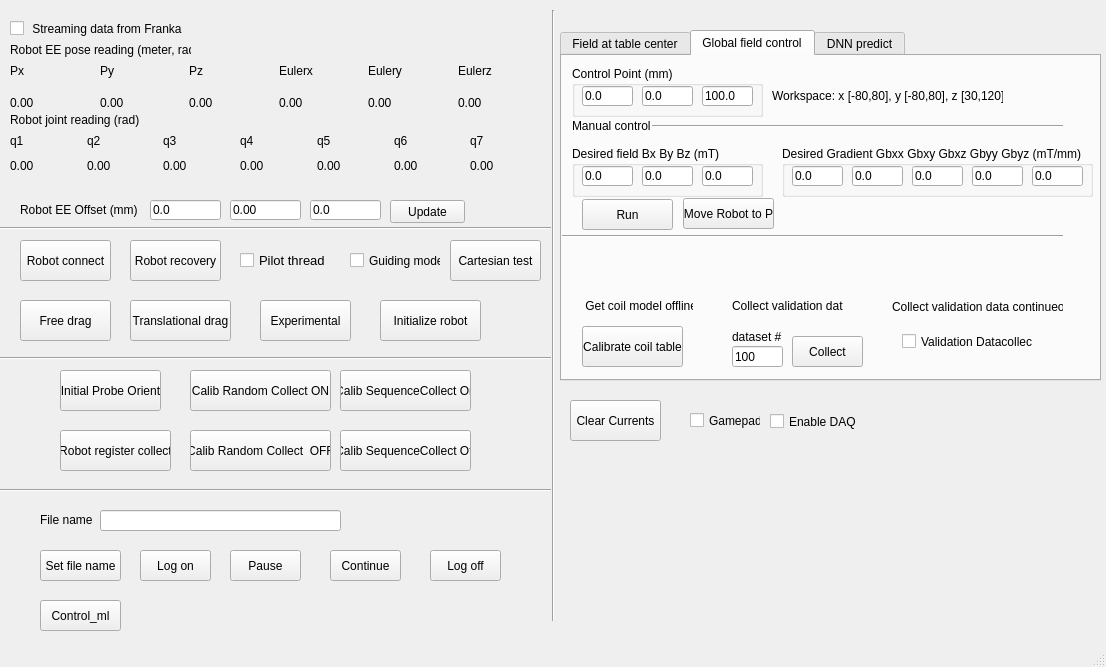
This is mainwindow.ui in erikfredin/FrankaEmikaGUI as Qt 5 draws it before an edit. The edited form follows.
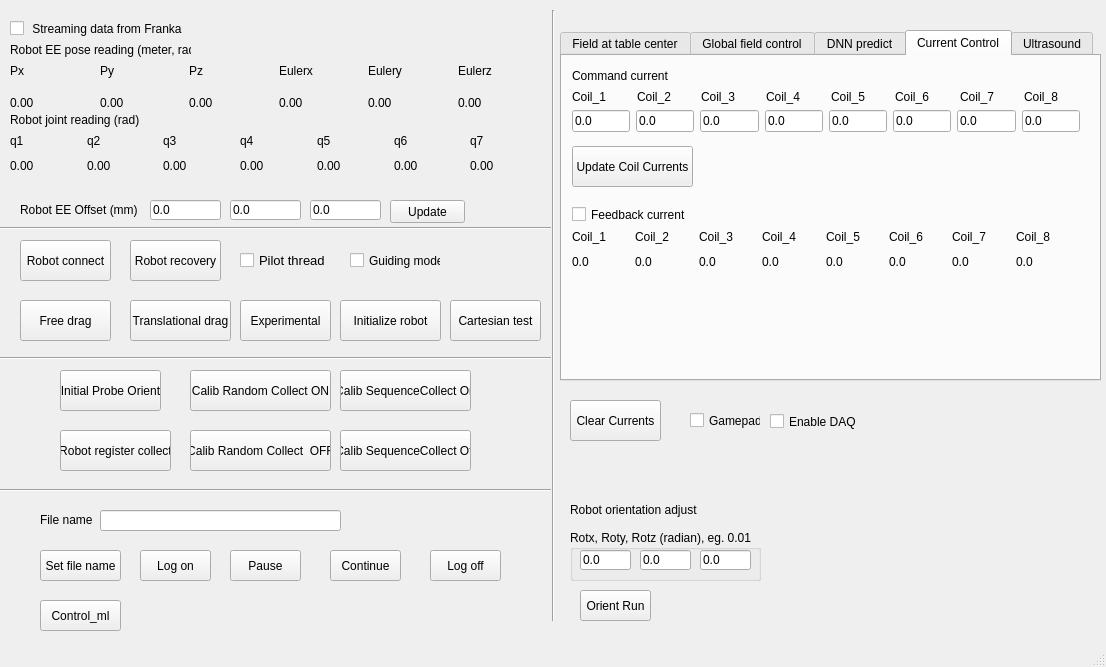
This is the edited form.

Commit message: add US UPD control stuff

```diff
--- a/mainwindow.ui
+++ b/mainwindow.ui
@@ -17,7 +17,7 @@
    <widget class="QPushButton" name="pushButton_experimental_control">
     <property name="geometry">
      <rect>
-      <x>260</x>
+      <x>240</x>
       <y>300</y>
       <width>91</width>
       <height>41</height>
@@ -171,7 +171,7 @@
      </rect>
     </property>
     <property name="text">
-     <string>0.00</string>
+     <string>0.0</string>
     </property>
    </widget>
    <widget class="QLineEdit" name="lineEdit_EE_z">
@@ -619,7 +619,7 @@
    <widget class="QPushButton" name="pushButton_initializerobot">
     <property name="geometry">
      <rect>
-      <x>380</x>
+      <x>340</x>
       <y>300</y>
       <width>101</width>
       <height>41</height>
@@ -633,7 +633,7 @@
     <property name="geometry">
      <rect>
       <x>450</x>
-      <y>240</y>
+      <y>300</y>
       <width>91</width>
       <height>41</height>
      </rect>
@@ -717,7 +717,7 @@
      </rect>
     </property>
     <property name="currentIndex">
-     <number>1</number>
+     <number>3</number>
     </property>
     <widget class="QWidget" name="tab_3">
      <attribute name="title">
@@ -1024,20 +1024,7 @@
        </rect>
       </property>
       <property name="text">
-       <string>Manual control</string>
-      </property>
-     </widget>
-     <widget class="QLabel" name="label_6">
-      <property name="geometry">
-       <rect>
-        <x>210</x>
-        <y>30</y>
-        <width>231</width>
-        <height>20</height>
-       </rect>
-      </property>
-      <property name="text">
-       <string>Workspace: x [-80,80], y [-80,80], z [30,120]</string>
+       <string>  Field control</string>
       </property>
      </widget>
      <widget class="QPushButton" name="pushButton_Fullworkspace_run">
@@ -1056,8 +1043,8 @@
      <widget class="QPushButton" name="pushButton_Fullworkspace_MoveRobot">
       <property name="geometry">
        <rect>
-        <x>121</x>
-        <y>142</y>
+        <x>130</x>
+        <y>140</y>
         <width>91</width>
         <height>31</height>
        </rect>
@@ -1157,6 +1144,19 @@
        <string>Collect validation data continueosly</string>
       </property>
      </widget>
+     <widget class="QLabel" name="label_6">
+      <property name="geometry">
+       <rect>
+        <x>220</x>
+        <y>20</y>
+        <width>231</width>
+        <height>20</height>
+       </rect>
+      </property>
+      <property name="text">
+       <string>Workspace: x [-80,80], y [-80,80], z [30,120]</string>
+      </property>
+     </widget>
     </widget>
     <widget class="QWidget" name="tab_4">
      <attribute name="title">
@@ -1598,6 +1598,340 @@
       </layout>
      </widget>
     </widget>
+    <widget class="QWidget" name="tab">
+     <attribute name="title">
+      <string>Current Control</string>
+     </attribute>
+     <widget class="QWidget" name="horizontalLayoutWidget_7">
+      <property name="geometry">
+       <rect>
+        <x>10</x>
+        <y>50</y>
+        <width>508</width>
+        <height>31</height>
+       </rect>
+      </property>
+      <layout class="QHBoxLayout" name="horizontalLayout_8">
+       <item>
+        <widget class="QLineEdit" name="lineEdit_CurrentCmd_1">
+         <property name="text">
+          <string>0.0</string>
+         </property>
+        </widget>
+       </item>
+       <item>
+        <widget class="QLineEdit" name="lineEdit_CurrentCmd_2">
+         <property name="text">
+          <string>0.0</string>
+         </property>
+        </widget>
+       </item>
+       <item>
+        <widget class="QLineEdit" name="lineEdit_CurrentCmd_3">
+         <property name="text">
+          <string>0.0</string>
+         </property>
+        </widget>
+       </item>
+       <item>
+        <widget class="QLineEdit" name="lineEdit_CurrentCmd_4">
+         <property name="text">
+          <string>0.0</string>
+         </property>
+        </widget>
+       </item>
+       <item>
+        <widget class="QLineEdit" name="lineEdit_CurrentCmd_5">
+         <property name="text">
+          <string>0.0</string>
+         </property>
+        </widget>
+       </item>
+       <item>
+        <widget class="QLineEdit" name="lineEdit_CurrentCmd_6">
+         <property name="text">
+          <string>0.0</string>
+         </property>
+        </widget>
+       </item>
+       <item>
+        <widget class="QLineEdit" name="lineEdit_CurrentCmd_7">
+         <property name="text">
+          <string>0.0</string>
+         </property>
+        </widget>
+       </item>
+       <item>
+        <widget class="QLineEdit" name="lineEdit_CurrentCmd_8">
+         <property name="text">
+          <string>0.0</string>
+         </property>
+        </widget>
+       </item>
+      </layout>
+     </widget>
+     <widget class="QWidget" name="horizontalLayoutWidget_8">
+      <property name="geometry">
+       <rect>
+        <x>10</x>
+        <y>30</y>
+        <width>511</width>
+        <height>21</height>
+       </rect>
+      </property>
+      <layout class="QHBoxLayout" name="horizontalLayout_9">
+       <item>
+        <widget class="QLabel" name="label_robot_px_4">
+         <property name="text">
+          <string>Coil_1</string>
+         </property>
+        </widget>
+       </item>
+       <item>
+        <widget class="QLabel" name="label_robot_px_6">
+         <property name="text">
+          <string>Coil_2</string>
+         </property>
+        </widget>
+       </item>
+       <item>
+        <widget class="QLabel" name="label_robot_px_7">
+         <property name="text">
+          <string>Coil_3</string>
+         </property>
+        </widget>
+       </item>
+       <item>
+        <widget class="QLabel" name="label_robot_px_8">
+         <property name="text">
+          <string>Coil_4</string>
+         </property>
+        </widget>
+       </item>
+       <item>
+        <widget class="QLabel" name="label_robot_px_10">
+         <property name="text">
+          <string>Coil_5</string>
+         </property>
+        </widget>
+       </item>
+       <item>
+        <widget class="QLabel" name="label_robot_px_9">
+         <property name="text">
+          <string>Coil_6</string>
+         </property>
+        </widget>
+       </item>
+       <item>
+        <widget class="QLabel" name="label_robot_px_11">
+         <property name="text">
+          <string>Coil_7</string>
+         </property>
+        </widget>
+       </item>
+       <item>
+        <widget class="QLabel" name="label_robot_px_12">
+         <property name="text">
+          <string>Coil_8</string>
+         </property>
+        </widget>
+       </item>
+      </layout>
+     </widget>
+     <widget class="QPushButton" name="pushButton_updateCurrent">
+      <property name="geometry">
+       <rect>
+        <x>10</x>
+        <y>90</y>
+        <width>121</width>
+        <height>41</height>
+       </rect>
+      </property>
+      <property name="text">
+       <string>Update Coil Currents</string>
+      </property>
+     </widget>
+     <widget class="QWidget" name="horizontalLayoutWidget_9">
+      <property name="geometry">
+       <rect>
+        <x>10</x>
+        <y>190</y>
+        <width>501</width>
+        <height>31</height>
+       </rect>
+      </property>
+      <layout class="QHBoxLayout" name="horizontalLayout_7">
+       <item>
+        <widget class="QLabel" name="label_current1_1">
+         <property name="text">
+          <string>0.0</string>
+         </property>
+        </widget>
+       </item>
+       <item>
+        <widget class="QLabel" name="label_current1_2">
+         <property name="text">
+          <string>0.0</string>
+         </property>
+        </widget>
+       </item>
+       <item>
+        <widget class="QLabel" name="label_current1_3">
+         <property name="text">
+          <string>0.0</string>
+         </property>
+        </widget>
+       </item>
+       <item>
+        <widget class="QLabel" name="label_current1_4">
+         <property name="text">
+          <string>0.0</string>
+         </property>
+        </widget>
+       </item>
+       <item>
+        <widget class="QLabel" name="label_current1_5">
+         <property name="text">
+          <string>0.0</string>
+         </property>
+        </widget>
+       </item>
+       <item>
+        <widget class="QLabel" name="label_current1_6">
+         <property name="text">
+          <string>0.0</string>
+         </property>
+        </widget>
+       </item>
+       <item>
+        <widget class="QLabel" name="label_current1_7">
+         <property name="text">
+          <string>0.0</string>
+         </property>
+        </widget>
+       </item>
+       <item>
+        <widget class="QLabel" name="label_current1_8">
+         <property name="text">
+          <string>0.0</string>
+         </property>
+        </widget>
+       </item>
+      </layout>
+     </widget>
+     <widget class="QWidget" name="horizontalLayoutWidget_10">
+      <property name="geometry">
+       <rect>
+        <x>10</x>
+        <y>170</y>
+        <width>501</width>
+        <height>21</height>
+       </rect>
+      </property>
+      <layout class="QHBoxLayout" name="horizontalLayout_10">
+       <item>
+        <widget class="QLabel" name="label_robot_px_13">
+         <property name="text">
+          <string>Coil_1</string>
+         </property>
+        </widget>
+       </item>
+       <item>
+        <widget class="QLabel" name="label_robot_px_14">
+         <property name="text">
+          <string>Coil_2</string>
+         </property>
+        </widget>
+       </item>
+       <item>
+        <widget class="QLabel" name="label_robot_px_15">
+         <property name="text">
+          <string>Coil_3</string>
+         </property>
+        </widget>
+       </item>
+       <item>
+        <widget class="QLabel" name="label_robot_px_16">
+         <property name="text">
+          <string>Coil_4</string>
+         </property>
+        </widget>
+       </item>
+       <item>
+        <widget class="QLabel" name="label_robot_px_17">
+         <property name="text">
+          <string>Coil_5</string>
+         </property>
+        </widget>
+       </item>
+       <item>
+        <widget class="QLabel" name="label_robot_px_18">
+         <property name="text">
+          <string>Coil_6</string>
+         </property>
+        </widget>
+       </item>
+       <item>
+        <widget class="QLabel" name="label_robot_px_19">
+         <property name="text">
+          <string>Coil_7</string>
+         </property>
+        </widget>
+       </item>
+       <item>
+        <widget class="QLabel" name="label_robot_px_20">
+         <property name="text">
+          <string>Coil_8</string>
+         </property>
+        </widget>
+       </item>
+      </layout>
+     </widget>
+     <widget class="QLabel" name="label_robot_px_22">
+      <property name="geometry">
+       <rect>
+        <x>10</x>
+        <y>10</y>
+        <width>101</width>
+        <height>19</height>
+       </rect>
+      </property>
+      <property name="text">
+       <string>Command current</string>
+      </property>
+     </widget>
+     <widget class="QCheckBox" name="checkBox_currentfeedback">
+      <property name="geometry">
+       <rect>
+        <x>10</x>
+        <y>150</y>
+        <width>151</width>
+        <height>17</height>
+       </rect>
+      </property>
+      <property name="text">
+       <string>Feedback current</string>
+      </property>
+     </widget>
+    </widget>
+    <widget class="QWidget" name="tab_2">
+     <attribute name="title">
+      <string>Ultrasound</string>
+     </attribute>
+     <widget class="QCheckBox" name="checkBox_udpmode">
+      <property name="geometry">
+       <rect>
+        <x>30</x>
+        <y>40</y>
+        <width>101</width>
+        <height>31</height>
+       </rect>
+      </property>
+      <property name="text">
+       <string>UDP message</string>
+      </property>
+     </widget>
+    </widget>
    </widget>
    <widget class="Line" name="line_4">
     <property name="geometry">
@@ -1638,6 +1972,84 @@
      <string>Clear Currents</string>
     </property>
    </widget>
+   <widget class="QGroupBox" name="groupBox_8">
+    <property name="geometry">
+     <rect>
+      <x>570</x>
+      <y>530</y>
+      <width>191</width>
+      <height>51</height>
+     </rect>
+    </property>
+    <property name="title">
+     <string>Rotx, Roty, Rotz (radian), eg. 0.01</string>
+    </property>
+    <widget class="QLineEdit" name="lineEdit_Robot_rotx">
+     <property name="geometry">
+      <rect>
+       <x>10</x>
+       <y>20</y>
+       <width>51</width>
+       <height>20</height>
+      </rect>
+     </property>
+     <property name="text">
+      <string>0.0</string>
+     </property>
+    </widget>
+    <widget class="QLineEdit" name="lineEdit_Robot_roty">
+     <property name="geometry">
+      <rect>
+       <x>70</x>
+       <y>20</y>
+       <width>51</width>
+       <height>20</height>
+      </rect>
+     </property>
+     <property name="text">
+      <string>0.0</string>
+     </property>
+    </widget>
+    <widget class="QLineEdit" name="lineEdit_Robot_rotz">
+     <property name="geometry">
+      <rect>
+       <x>130</x>
+       <y>20</y>
+       <width>51</width>
+       <height>20</height>
+      </rect>
+     </property>
+     <property name="text">
+      <string>0.0</string>
+     </property>
+    </widget>
+   </widget>
+   <widget class="QLabel" name="label_13">
+    <property name="geometry">
+     <rect>
+      <x>570</x>
+      <y>500</y>
+      <width>231</width>
+      <height>20</height>
+     </rect>
+    </property>
+    <property name="text">
+     <string>Robot orientation adjust</string>
+    </property>
+   </widget>
+   <widget class="QPushButton" name="pushButton_robotOrient_run">
+    <property name="geometry">
+     <rect>
+      <x>580</x>
+      <y>590</y>
+      <width>71</width>
+      <height>31</height>
+     </rect>
+    </property>
+    <property name="text">
+     <string>Orient Run</string>
+    </property>
+   </widget>
   </widget>
   <widget class="QStatusBar" name="statusbar"/>
  </widget>
```
The commit also changes 7 other files.
